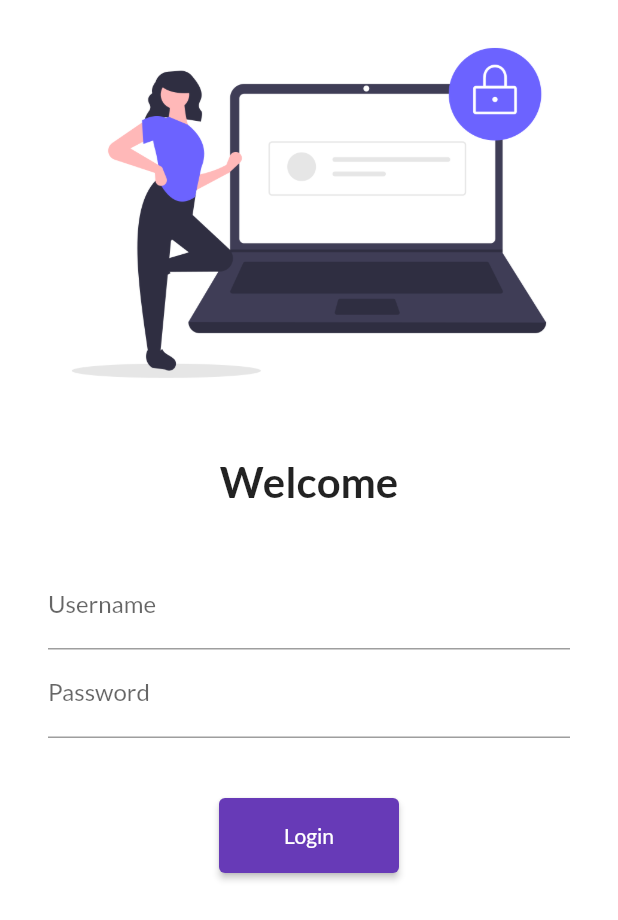
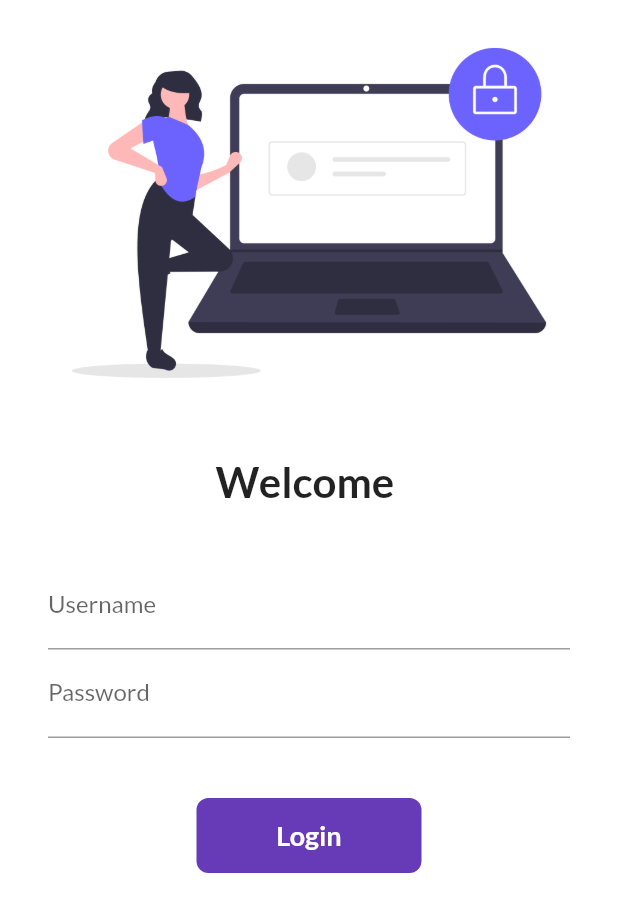
Before and after one commit to Janmayjay-singh/CatalogueApp, a Flutter app: the screen it shows after launch, on a phone screen of 412 x 824 dp. Shown: the top 920 px of the screen. Run offline on Flutter 3.47's test engine with Material 2 defaults, Android fonts, the phone set to English and light mode, and no system bars; our stand-ins replace google_fonts.

Commit message:
Day 6 completed

```diff
--- a/lib/pages/login_page.dart
+++ b/lib/pages/login_page.dart
@@ -4,7 +4,14 @@ import 'dart:ui';
 import 'package:flutter/material.dart';
 import 'package:myfirst/utils/routes.dart';
 
-class LoginPage extends StatelessWidget {
+class LoginPage extends StatefulWidget {
+  @override
+  _LoginPageState createState() => _LoginPageState();
+}
+
+class _LoginPageState extends State<LoginPage> {
+  String name = '';
+  bool changeButton = false;
   @override
   Widget build(BuildContext context) {
     return Material(
@@ -20,7 +27,7 @@ class LoginPage extends StatelessWidget {
                 height: 20,
               ),
               Text(
-                "Welcome",
+                "Welcome $name",
                 style: TextStyle(
                   fontSize: 28,
                   fontWeight: FontWeight.bold,
@@ -38,6 +45,10 @@ class LoginPage extends StatelessWidget {
                       hintText: "Enter username",
                       labelText: "Username",
                     ),
+                    onChanged: (value) {
+                      name = value;
+                      setState(() {});
+                    },
                   ),
                   TextFormField(
                     obscureText: true,
@@ -49,13 +60,47 @@ class LoginPage extends StatelessWidget {
                   SizedBox(
                     height: 40,
                   ),
-                  ElevatedButton(
-                    child: Text("Login"),
-                    style: TextButton.styleFrom(minimumSize: Size(120, 50)),
-                    onPressed: () {
-                      Navigator.pushNamed(context, MyRoutes.homeRoute);
+                  InkWell(
+                    onTap: () async {
+                      setState(() {
+                        changeButton = true;
+                      });
+                       await Future.delayed(Duration(seconds :1));
+                       Navigator.pushNamed(context, MyRoutes.homeRoute);
                     },
-                  )
+                    child: AnimatedContainer(
+                      duration: Duration(seconds: 1),
+                      width: changeButton ? 50 : 150,
+                      height: 50,
+                      alignment: Alignment.center,
+                      child: changeButton
+                          ? Icon(
+                              Icons.done,
+                              color: Colors.white,
+                            )
+                          : Text(
+                              "Login",
+                              style: TextStyle(
+                                  color: Colors.white,
+                                  fontWeight: FontWeight.bold,
+                                  fontSize: 18),
+                            ),
+                      decoration: BoxDecoration(
+                        color: Colors.deepPurple,
+                        // shape: changeButton? BoxShape.circle : BoxShape.rectangle,
+                        borderRadius:
+                            BorderRadius.circular(changeButton ? 50 : 8),
+                      ),
+                    ),
+                  ),
+
+                  // ElevatedButton(
+                  //   child: Text("Login"),
+                  //   style: TextButton.styleFrom(minimumSize: Size(120, 50)),
+                  //   onPressed: () {
+                  //     Navigator.pushNamed(context, MyRoutes.homeRoute);
+                  //   },
+                  // )
                 ]),
               )
             ],
```
